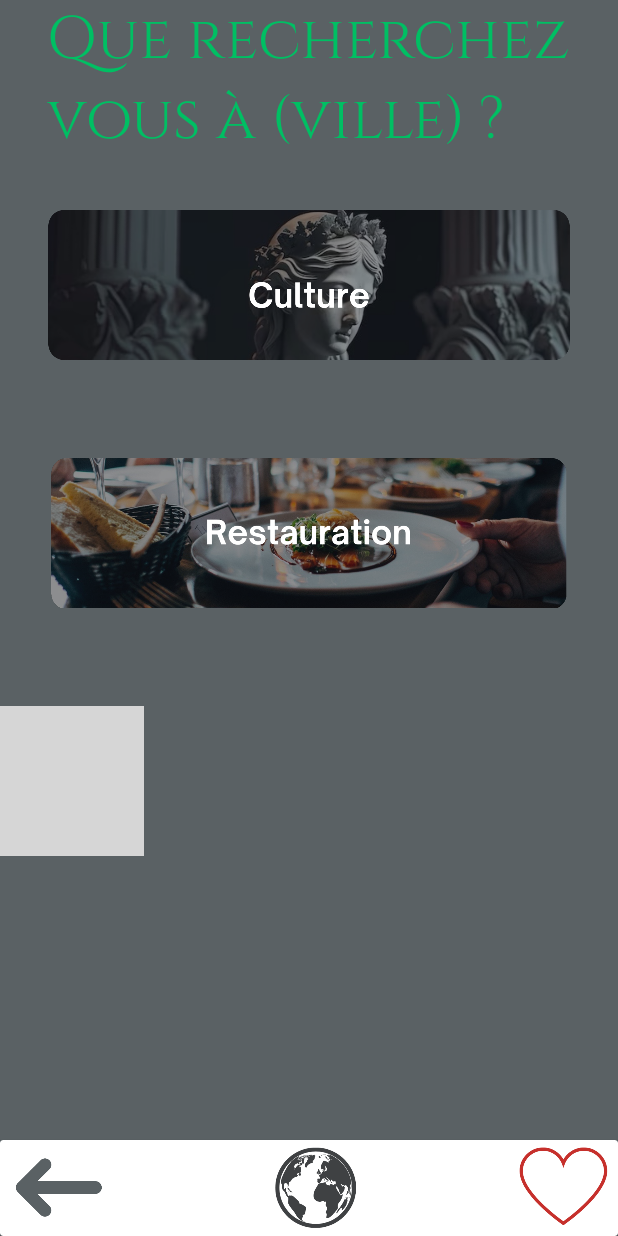
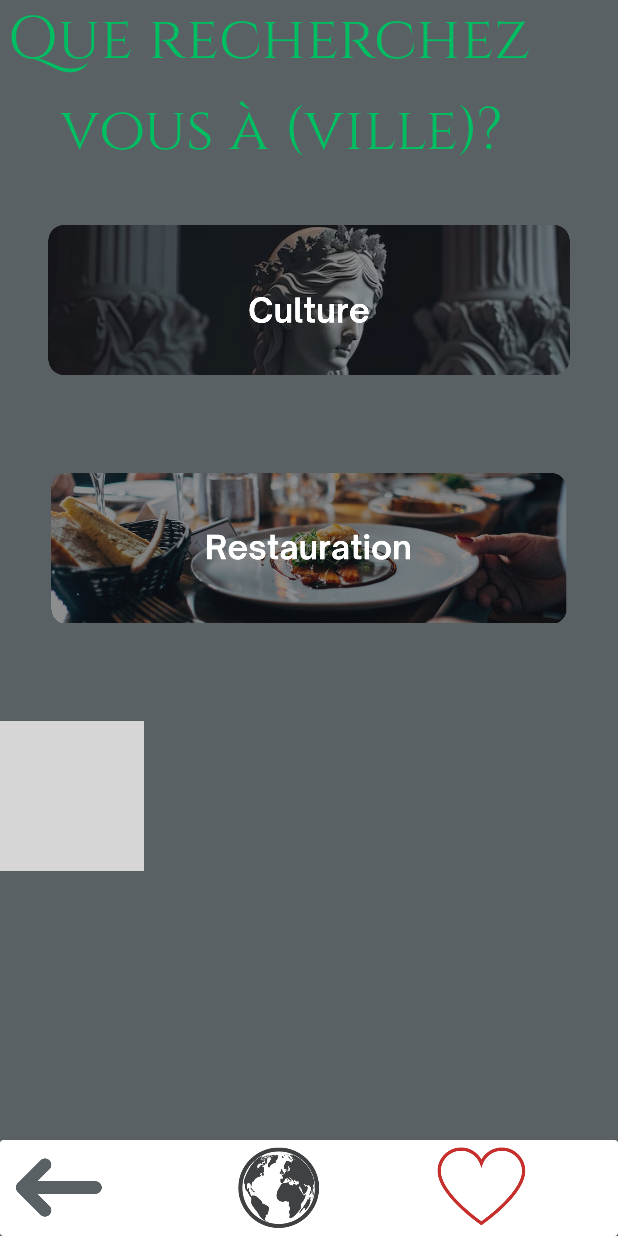
Before and after one commit to Aimene27/CityActivity, an Android app: the LesActivity screen opened directly, with no data from a screen before it, on a phone screen of 412 x 824 dp. Run offline under Robolectric (Android 15) with nearby library versions, the light colour scheme and no system bars; grey boxes are pictures that could not be loaded.

Commit message:
Pages activités terminés

```diff
--- a/app/src/main/res/layout/les_activity.xml
+++ b/app/src/main/res/layout/les_activity.xml
@@ -7,6 +7,42 @@
     android:background="@color/NoirTransparent"
     tools:context=".LesActivity">
 
+    <LinearLayout
+        android:id="@+id/texte"
+        android:layout_width="match_parent"
+        android:layout_height="150dp"
+        tools:ignore="MissingConstraints"
+        android:orientation="vertical">
+
+        <TextView
+            android:id="@+id/texte1"
+            android:layout_width="350dp"
+            android:layout_height="60dp"
+            android:fontFamily="@font/cinzel"
+            android:text="Que recherchez "
+            android:textColor="@color/vert1"
+            android:textSize="40sp"
+            android:layout_marginStart="5dp"
+            android:layout_marginLeft="5dp"
+            tools:ignore="HardcodedText,TextContrastCheck,TextSizeCheck" />
+
+        <TextView
+            android:layout_width="wrap_content"
+            android:layout_height="wrap_content"
+            android:layout_marginStart="40dp"
+            android:layout_marginLeft="40dp"
+            android:fontFamily="@font/cinzel"
+            android:text="vous à (ville)?"
+            android:textColor="@color/vert1"
+            android:textSize="40sp"
+            tools:ignore="HardcodedText,TextContrastCheck" />
+
+
+
+
+
+    </LinearLayout>
+
 
     <ImageView
         android:id="@+id/culture"
@@ -14,9 +50,7 @@
         android:layout_height="100dp"
         android:src="@drawable/culture"
         app:layout_constraintTop_toBottomOf="@+id/texte"
-        android:layout_marginTop="10dp"
         tools:ignore="ContentDescription,MissingConstraints,ImageContrastCheck"
-        tools:layout_editor_absoluteX="0dp"
         tools:layout_editor_absoluteY="180dp" />
 
     <ImageView
@@ -39,18 +73,7 @@
         tools:ignore="ContentDescription,MissingConstraints"
         tools:layout_editor_absoluteX="0dp" />
 
-    <TextView
-        android:id="@+id/texte"
-        android:layout_width="350dp"
-        android:layout_height="130dp"
-        android:fontFamily="@font/cinzel"
-        android:text="Que recherchez vous à (ville) ?"
-        android:textColor="@color/vert1"
-        android:textSize="40dp"
-        app:layout_constraintEnd_toEndOf="parent"
-        app:layout_constraintStart_toStartOf="parent"
-        tools:ignore="ContentDescription,HardcodedText,MissingConstraints,SpUsage,TextContrastCheck,VisualLintBounds"
-        tools:layout_editor_absoluteY="16dp" />
+
 
     <androidx.cardview.widget.CardView
         android:layout_width="match_parent"
@@ -78,8 +101,8 @@
                 android:id="@+id/accueil"
                 android:layout_width="60dp"
                 android:layout_height="match_parent"
-                android:layout_marginStart="110dp"
-                android:layout_marginLeft="120dp"
+                android:layout_marginStart="85dp"
+                android:layout_marginLeft="85dp"
                 android:src="@drawable/pageaccueil"
                 tools:ignore="ContentDescription,HardcodedText,MissingConstraints,SpUsage,TextContrastCheck,VisualLintBounds" />
 
@@ -87,8 +110,8 @@
                 android:id="@+id/favoris"
                 android:layout_width="60dp"
                 android:layout_height="match_parent"
-                android:layout_marginStart="105dp"
-                android:layout_marginLeft="95dp"
+                android:layout_marginStart="75dp"
+                android:layout_marginLeft="75dp"
                 android:src="@drawable/favoris"
                 tools:ignore="ContentDescription,HardcodedText,MissingConstraints,SpUsage,TextContrastCheck,VisualLintBounds" />
             />
```
Also changed, not shown: app/src/main/res/layout/activity_villes.xml (+21 -17 lines).
